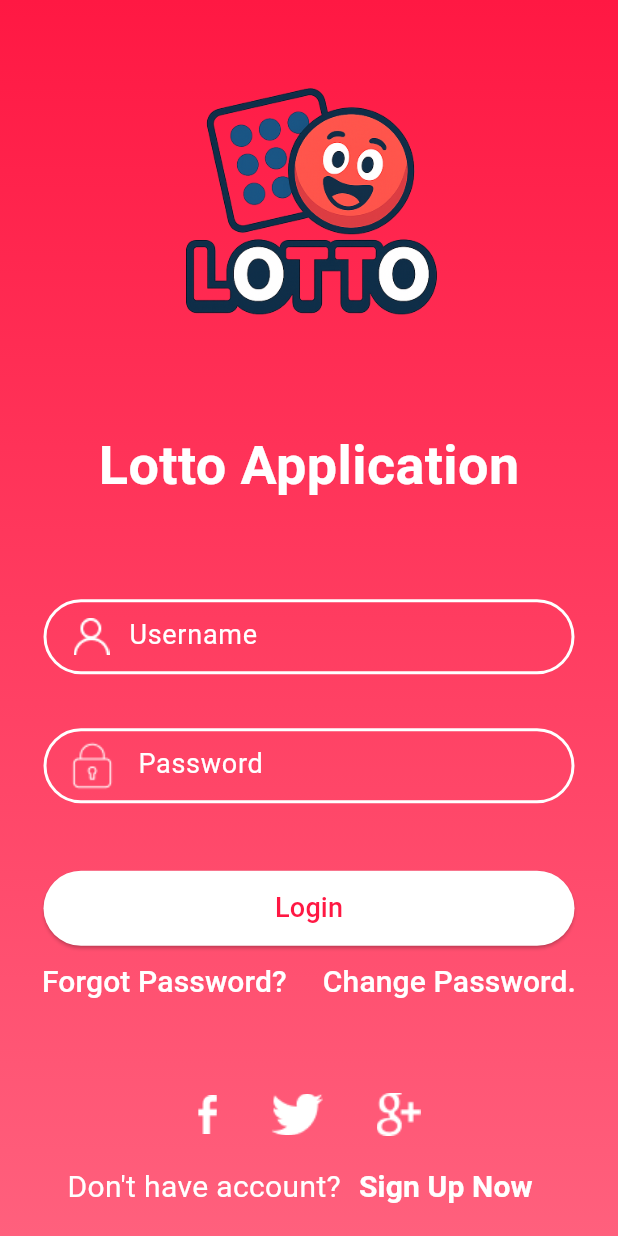
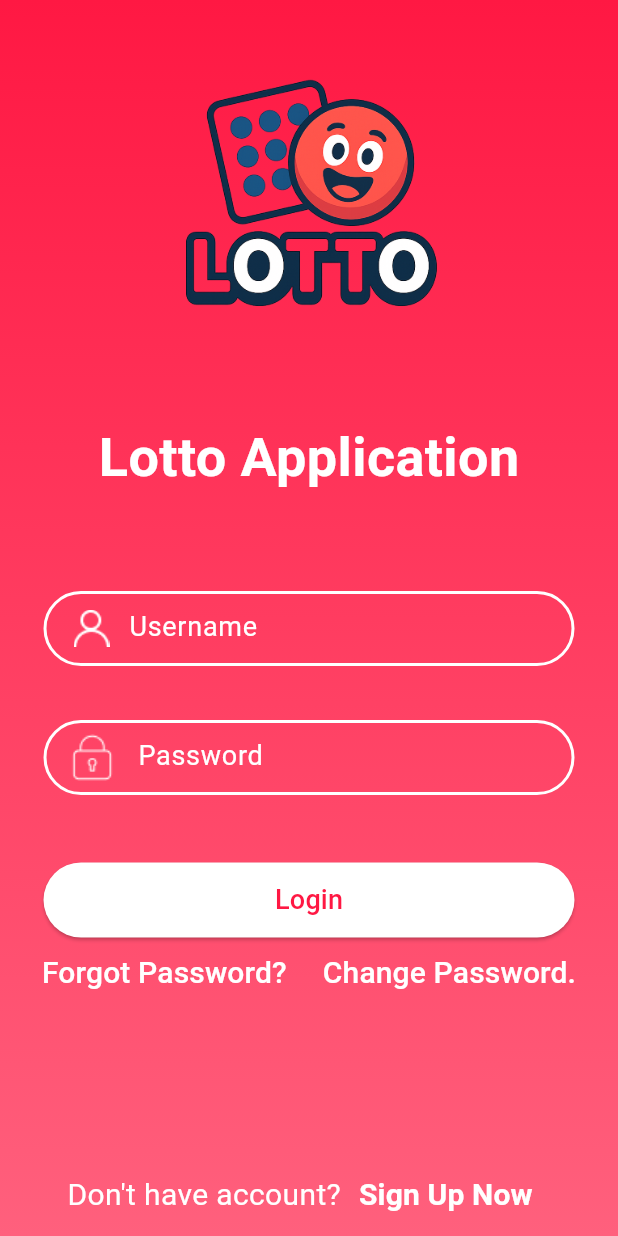
Before and after one commit to MunbodPRGRM/Lotto-app, a Flutter app: the screen it shows after launch, on a phone screen of 412 x 824 dp. Run offline on Flutter 3.47's test engine with Material 3 defaults, Android fonts, the phone set to English and light mode, and no system bars; Roboto replaces fonts that are missing (Righteous).

Commit message:
Refactor login page layout by removing social media icons and adjusting spacing

```diff
--- a/lib/pages/login.dart
+++ b/lib/pages/login.dart
@@ -194,29 +194,7 @@ class _LoginPageState extends State<LoginPage> {
                     ),
                   ],
                 ),
-                const SizedBox(height: 50),
-                Row(
-                  mainAxisAlignment: MainAxisAlignment.center,
-                  spacing: 35,
-                  children: [
-                    Image.asset(
-                      'assets/images/facebook_icon.png',
-                      width: 14.1,
-                      height: 29,
-                    ),
-                    Image.asset(
-                      'assets/images/twitter_icon.png',
-                      width: 35.67,
-                      height: 29,
-                    ),
-                    Image.asset(
-                      'assets/images/google_icon.png',
-                      width: 29.59,
-                      height: 29,
-                    ),
-                  ],
-                ),
-                const SizedBox(height: 10),
+                const SizedBox(height: 100),
                 Row(
                   mainAxisAlignment: MainAxisAlignment.center,
                   children: [
```
